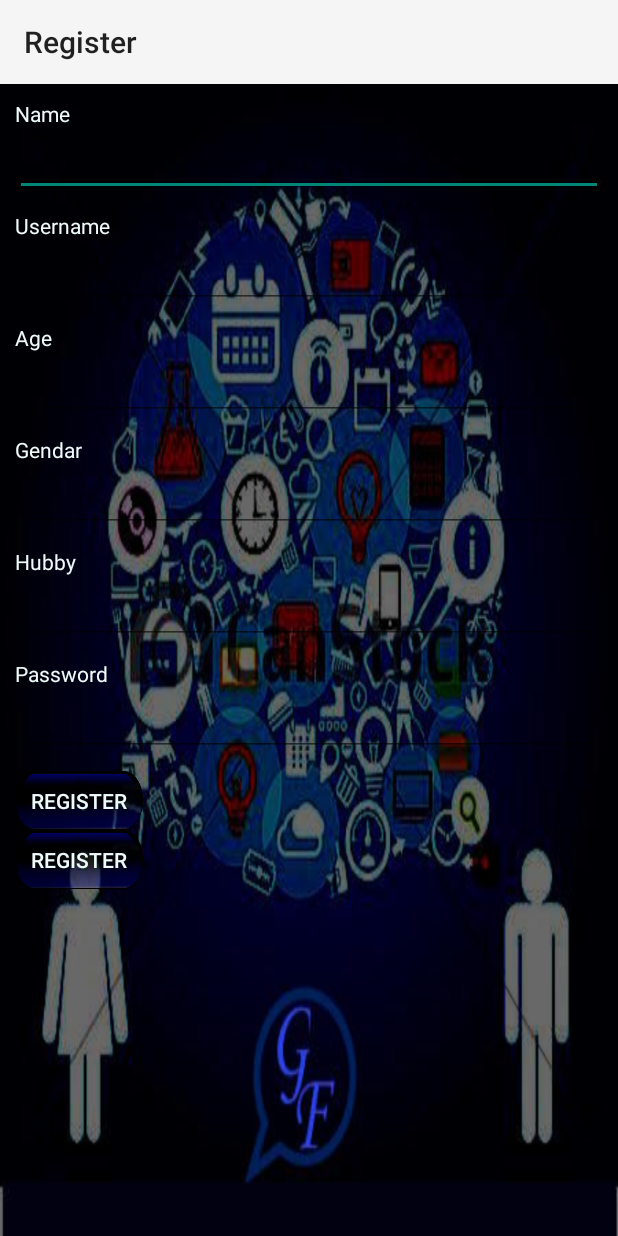
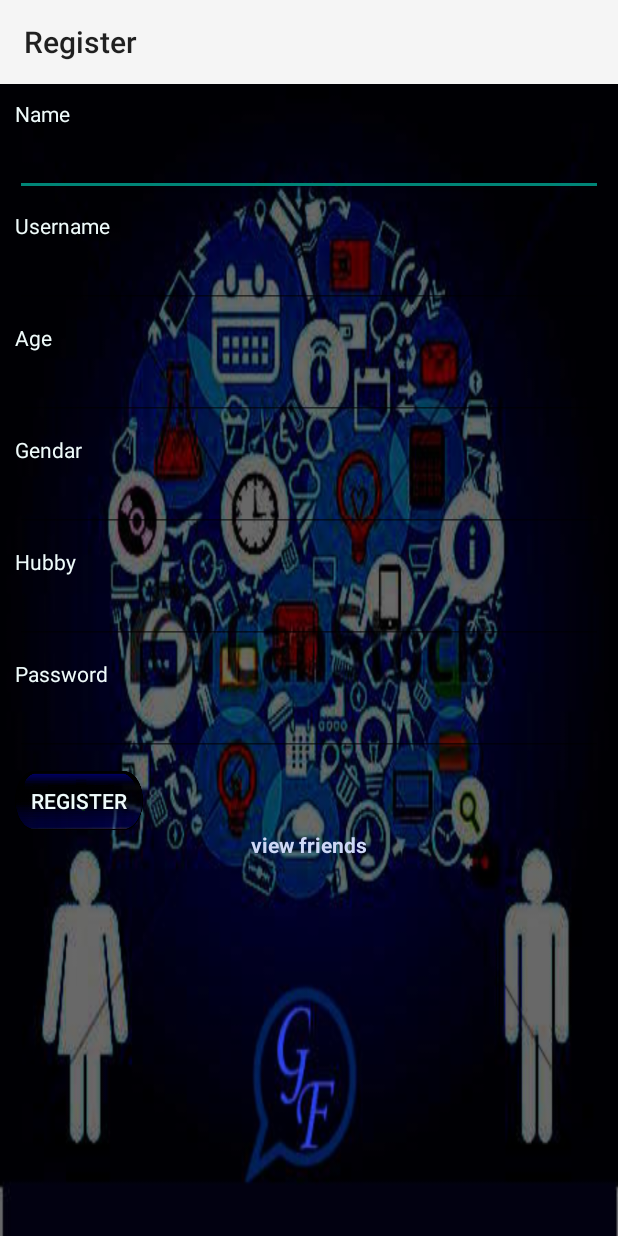
Before and after one commit to bellodoro/Project343, an Android app: the Register screen opened directly, with no data from a screen before it, on a phone screen of 412 x 824 dp. Run offline under Robolectric (Android 15) with nearby library versions, the phone set to English and light mode, and no system bars.

Commit message:
no message

```diff
--- a/app/src/main/java/example/com/project343/Register.java
+++ b/app/src/main/java/example/com/project343/Register.java
@@ -1,6 +1,7 @@
 package example.com.project343;
 
 import android.app.Activity;
+import android.content.Intent;
 import android.os.Bundle;
 import android.view.Menu;
 import android.view.MenuItem;
@@ -26,8 +27,9 @@ public class Register extends Activity implements View.OnClickListener {
         etAge = (EditText) findViewById(R.id.etAge);
         etPassword =(EditText) findViewById(R.id.etPassword);
         bRigister = (Button) findViewById(R.id.bRegister);
-        searchbarb = (Button) findViewById(R.id.searchbarb);
 
+
+        bRigister.setOnClickListener(this);
 
     }
 
@@ -38,7 +40,8 @@ public class Register extends Activity implements View.OnClickListener {
             case R.id.bRegister:
 
                 break;
-            case R.id.searchbar:
+            case R.id.viewfrd:
+                startActivity(new Intent(this,searchbar.class));
 
                 break;
         }
--- a/app/src/main/res/layout/activity_register.xml
+++ b/app/src/main/res/layout/activity_register.xml
@@ -81,21 +81,21 @@
         android:id="@+id/bRegister"
         android:text="Register"
         android:textColor="#EFFBFB"
-        android:textColorHighlight="#01DF01"
+        android:textColorHighlight="#EFFBFB"
         android:layout_width="85dp"
         android:layout_height="39dp"
         android:singleLine="false"
         android:background="@drawable/button"
         />
-    <Button
-        android:id="@+id/searchbarb"
-        android:text="Register"
-        android:textColor="#EFFBFB"
-        android:textColorHighlight="#01DF01"
-        android:layout_width="85dp"
-        android:layout_height="39dp"
-        android:singleLine="false"
-        android:background="@drawable/button"/>
+    <TextView
+        android:id="@+id/viewfrd"
+        android:layout_width="wrap_content"
+        android:text="view friends"
+        android:layout_gravity="center_horizontal"
+        android:textStyle="bold"
+        android:layout_height="wrap_content"
+        android:textColor="#CED8F6"/>
+
 
 
 </LinearLayout>
```
Also changed, not shown: app/src/main/res/layout/activity_main.xml (+1 -7 lines), app/src/main/res/layout/userprofile.xml (+111 -1 lines).
